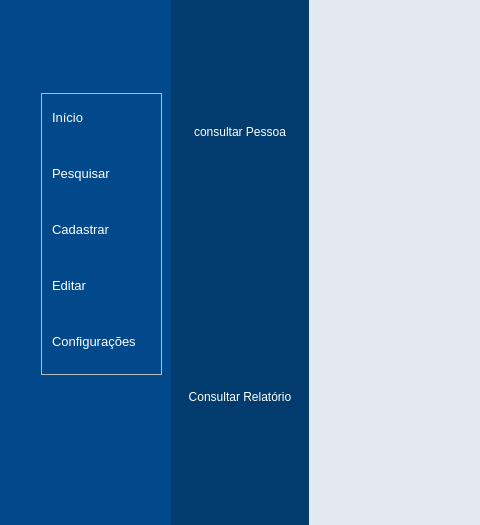
The window that App/view/ui/home.ui (Senac-SOR-ADS/Mapa-de-Sala) describes before a commit, drawn with Qt 5; both pictures show x 85 to 565 and y 140 to 665 of the 1260 by 777 pixel window.
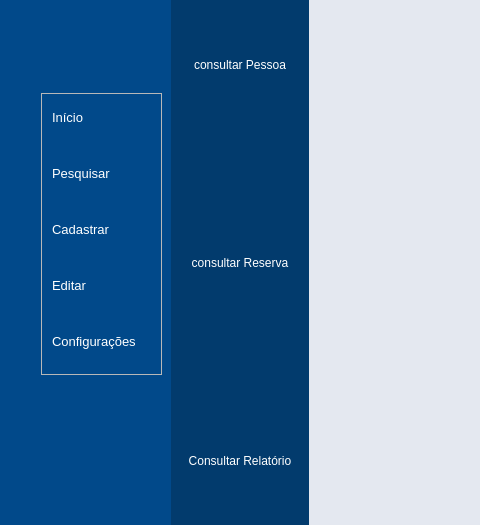
The same window after the commit. The open tabs and pages were chosen to show the change. Icons and pictures are not drawn.

Commit message: botao consultar reserva

Diff of the .ui file:
```diff
--- a/App/view/ui/home.ui
+++ b/App/view/ui/home.ui
@@ -1192,6 +1192,22 @@
                       </property>
                      </widget>
                     </item>
+                    <item>
+                     <widget class="QPushButton" name="pushButton_2">
+                      <property name="minimumSize">
+                       <size>
+                        <width>119</width>
+                        <height>56</height>
+                       </size>
+                      </property>
+                      <property name="cursor">
+                       <cursorShape>ForbiddenCursor</cursorShape>
+                      </property>
+                      <property name="text">
+                       <string>consultar Reserva</string>
+                      </property>
+                     </widget>
+                    </item>
                     <item>
                      <widget class="QPushButton" name="pushButton">
                       <property name="minimumSize">
```
Left out of the diff: 2 changed lines with no effect on the pictures.
